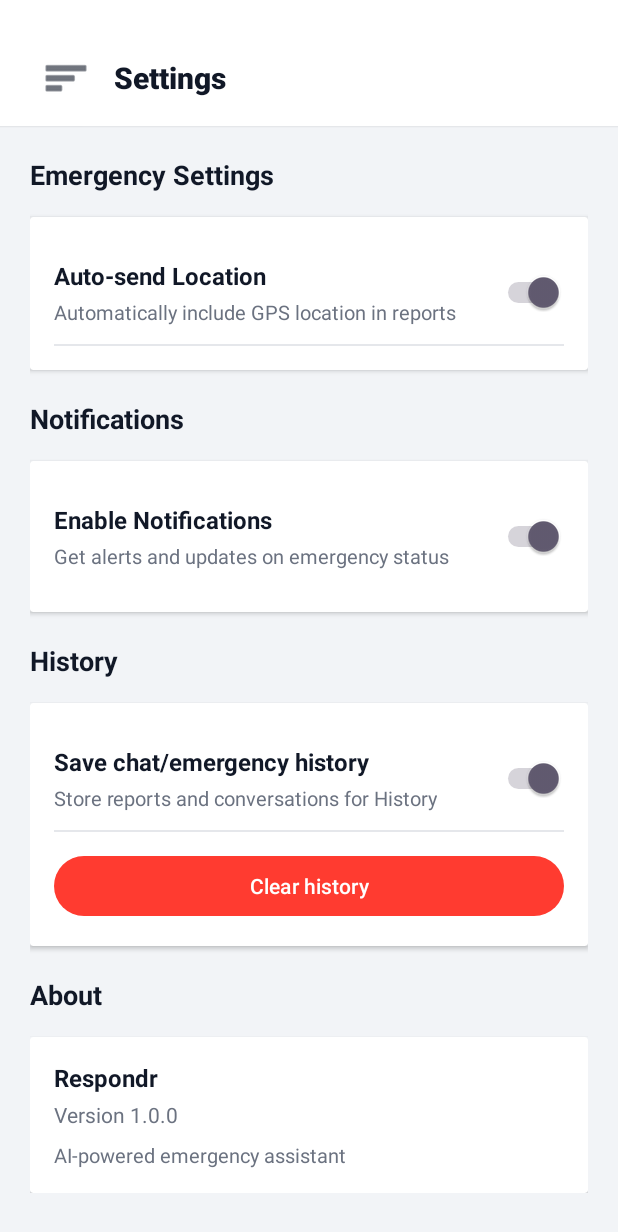
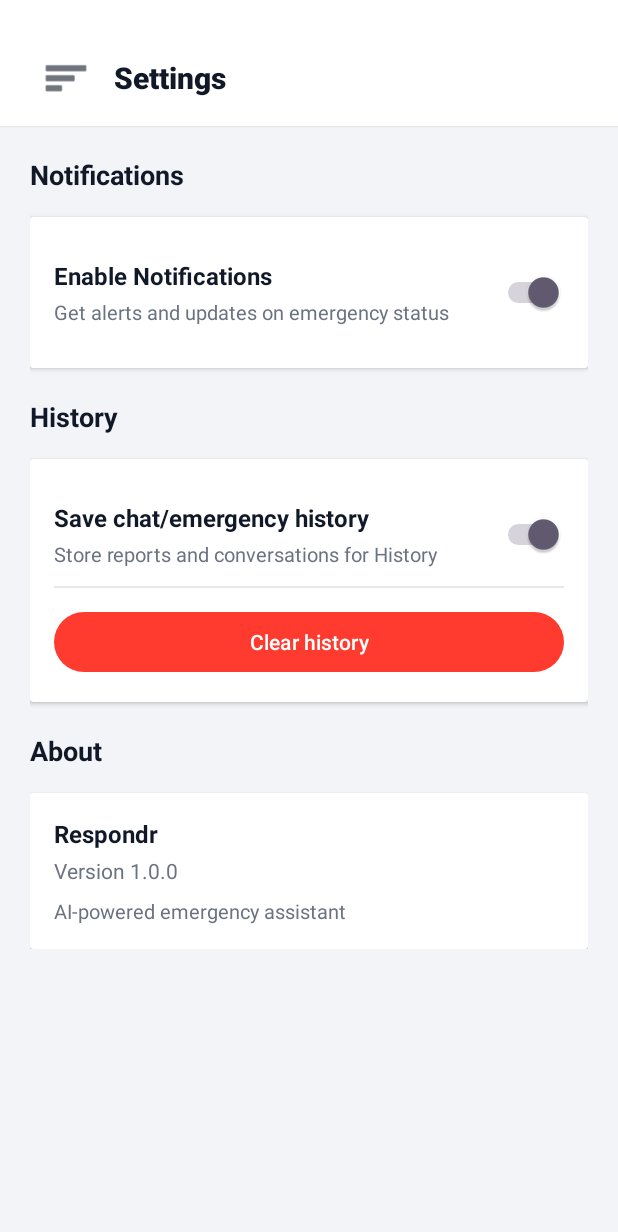
Before and after one commit to eduardodfran/Respondr, an Android app: the screen it shows after launch (MainActivity), in the side drawer, after a tap on "Settings", on a phone screen of 412 x 824 dp. Shown: the top 1232 px of the screen. Run offline under Robolectric (Android 15) with nearby library versions, the phone set to English and light mode, and no system bars; our stand-ins replace Firebase (no records; nobody signed in at launch, a user with empty details on screens opened directly); libraries missing offline, so code that uses them is left out: io.noties.markwon; 3 statements that could not run were skipped.

Commit message:
feat: Remove auto-send location feature and related settings from preferences and UI

```diff
--- a/app/src/main/java/com/example/respondr/AppPreferences.java
+++ b/app/src/main/java/com/example/respondr/AppPreferences.java
@@ -10,7 +10,6 @@ public final class AppPreferences {
     public static final String PREFS_NAME = "RespondrSettings";
 
     public static final String KEY_NOTIFICATIONS_ENABLED = "notifications_enabled";
-    public static final String KEY_AUTO_SEND_LOCATION = "auto_send_location";
     public static final String KEY_SAVE_HISTORY_ENABLED = "save_history_enabled";
 
     private static SharedPreferences prefs(Context context) {
@@ -21,10 +20,6 @@ public final class AppPreferences {
         return prefs(context).getBoolean(KEY_NOTIFICATIONS_ENABLED, true);
     }
 
-    public static boolean isAutoSendLocationEnabled(Context context) {
-        return prefs(context).getBoolean(KEY_AUTO_SEND_LOCATION, true);
-    }
-
     public static boolean isSaveHistoryEnabled(Context context) {
         return prefs(context).getBoolean(KEY_SAVE_HISTORY_ENABLED, true);
     }
@@ -33,10 +28,6 @@ public final class AppPreferences {
         prefs(context).edit().putBoolean(KEY_NOTIFICATIONS_ENABLED, enabled).apply();
     }
 
-    public static void setAutoSendLocationEnabled(Context context, boolean enabled) {
-        prefs(context).edit().putBoolean(KEY_AUTO_SEND_LOCATION, enabled).apply();
-    }
-
     public static void setSaveHistoryEnabled(Context context, boolean enabled) {
         prefs(context).edit().putBoolean(KEY_SAVE_HISTORY_ENABLED, enabled).apply();
     }
--- a/app/src/main/java/com/example/respondr/ChatFragment.java
+++ b/app/src/main/java/com/example/respondr/ChatFragment.java
@@ -117,9 +117,7 @@ public class ChatFragment extends Fragment {
 
         setupEmergencyButtons();
         setupInputActions();
-        if (AppPreferences.isAutoSendLocationEnabled(requireContext())) {
-            requestLocationPermissionAndFetch();
-        }
+        requestLocationPermissionAndFetch();
 
         return view;
     }
@@ -659,10 +657,6 @@ public class ChatFragment extends Fragment {
     }
 
     private void refreshLocationAndSave(String emergencyType, String description, String aiResponse) {
-        if (!AppPreferences.isAutoSendLocationEnabled(requireContext())) {
-            performSaveOrUpdate(emergencyType, description, aiResponse);
-            return;
-        }
         // Try to get fresh location before saving
         if (ContextCompat.checkSelfPermission(requireContext(),
                 Manifest.permission.ACCESS_FINE_LOCATION) == PackageManager.PERMISSION_GRANTED) {
@@ -705,26 +699,26 @@ public class ChatFragment extends Fragment {
         Log.d(TAG, "Address - Final used: " + finalAddress);
         Log.d(TAG, "Address - Status: " + addressStatus);
 
-        final boolean autoSendLocationEnabled = AppPreferences.isAutoSendLocationEnabled(requireContext());
-
-        // Use real GPS coordinates if available (only if setting enabled)
-        String latitude = (autoSendLocationEnabled && currentLocation != null)
+        // Use real GPS coordinates if available
+        String latitude = (currentLocation != null)
             ? String.format("%.6f", currentLocation.getLatitude())
             : "0.0";
 
-        String longitude = (autoSendLocationEnabled && currentLocation != null)
+        String longitude = (currentLocation != null)
             ? String.format("%.6f", currentLocation.getLongitude())
             : "0.0";
 
         Log.d(TAG, "Saving with coordinates - Lat: " + latitude + ", Lon: " + longitude + ", Has currentLocation: " + (currentLocation != null));
 
         String location;
-        if (!autoSendLocationEnabled) {
-            location = finalAddress.isEmpty() ? "Location not shared" : finalAddress;
+        if (!finalAddress.isEmpty() && currentLocation != null) {
+            location = finalAddress + " (" + latitude + "° N, " + longitude + "° E)";
+        } else if (!finalAddress.isEmpty()) {
+            location = finalAddress;
+        } else if (currentLocation != null) {
+            location = latitude + "° N, " + longitude + "° E (GPS only)";
         } else {
-            location = finalAddress.isEmpty()
-                ? latitude + "° N, " + longitude + "° E (GPS only - no address provided)"
-                : finalAddress + " (" + latitude + "° N, " + longitude + "° E)";
+            location = "Location unavailable";
         }
 
         // 1) Save to local history (personalized per-device)
--- a/app/src/main/java/com/example/respondr/SettingsFragment.java
+++ b/app/src/main/java/com/example/respondr/SettingsFragment.java
@@ -20,7 +20,6 @@ public class SettingsFragment extends Fragment {
     public static final String KEY_SAVE_HISTORY_ENABLED = AppPreferences.KEY_SAVE_HISTORY_ENABLED;
 
     private Switch switchNotifications;
-    private Switch switchAutoSend;
     private Switch switchSaveHistory;
     private Button btnClearHistory;
     private TextView tvAppVersion;
@@ -36,7 +35,6 @@ public class SettingsFragment extends Fragment {
 
         // Initialize views
         switchNotifications = view.findViewById(R.id.switchNotifications);
-        switchAutoSend = view.findViewById(R.id.switchAutoSend);
         switchSaveHistory = view.findViewById(R.id.switchSaveHistory);
         btnClearHistory = view.findViewById(R.id.btnClearHistory);
         tvAppVersion = view.findViewById(R.id.tvAppVersion);
@@ -55,7 +53,6 @@ public class SettingsFragment extends Fragment {
 
     private void loadSettings() {
         switchNotifications.setChecked(prefs.getBoolean(AppPreferences.KEY_NOTIFICATIONS_ENABLED, true));
-        switchAutoSend.setChecked(prefs.getBoolean(AppPreferences.KEY_AUTO_SEND_LOCATION, true));
         switchSaveHistory.setChecked(prefs.getBoolean(AppPreferences.KEY_SAVE_HISTORY_ENABLED, true));
     }
 
@@ -64,13 +61,6 @@ public class SettingsFragment extends Fragment {
             prefs.edit().putBoolean(AppPreferences.KEY_NOTIFICATIONS_ENABLED, isChecked).apply();
             Toast.makeText(requireContext(),
                 isChecked ? "Notifications enabled" : "Notifications disabled",
-                Toast.LENGTH_SHORT).show();
-        });
-
-        switchAutoSend.setOnCheckedChangeListener((buttonView, isChecked) -> {
-            prefs.edit().putBoolean(AppPreferences.KEY_AUTO_SEND_LOCATION, isChecked).apply();
-            Toast.makeText(requireContext(),
-                isChecked ? "Auto-send location enabled" : "Auto-send location disabled",
                 Toast.LENGTH_SHORT).show();
         });
 
--- a/app/src/main/res/layout/fragment_settings.xml
+++ b/app/src/main/res/layout/fragment_settings.xml
@@ -10,81 +10,6 @@
         android:layout_height="wrap_content"
         android:orientation="vertical"
         android:padding="20dp">
-
-        <!-- Emergency Settings Section -->
-        <TextView
-            android:layout_width="wrap_content"
-            android:layout_height="wrap_content"
-            android:text="Emergency Settings"
-            android:textSize="18sp"
-            android:textStyle="bold"
-            android:textColor="@color/text_primary"
-            android:layout_marginBottom="16dp" />
-
-        <androidx.cardview.widget.CardView
-            android:layout_width="match_parent"
-            android:layout_height="wrap_content"
-            android:layout_marginBottom="20dp"
-            android:backgroundTint="@color/surface_white"
-            android:elevation="2dp">
-
-            <LinearLayout
-                android:layout_width="match_parent"
-                android:layout_height="wrap_content"
-                android:orientation="vertical"
-                android:padding="16dp">
-
-                <!-- Auto-send Location -->
-                <LinearLayout
-                    android:layout_width="match_parent"
-                    android:layout_height="wrap_content"
-                    android:orientation="horizontal"
-                    android:gravity="center_vertical"
-                    android:paddingTop="12dp"
-                    android:paddingBottom="12dp">
-
-                    <LinearLayout
-                        android:layout_width="0dp"
-                        android:layout_height="wrap_content"
-                        android:layout_weight="1"
-                        android:orientation="vertical">
-
-                        <TextView
-                            android:layout_width="wrap_content"
-                            android:layout_height="wrap_content"
-                            android:text="Auto-send Location"
-                            android:textSize="16sp"
-                            android:textColor="@color/text_primary"
-                            android:textStyle="bold" />
-
-                        <TextView
-                            android:layout_width="wrap_content"
-                            android:layout_height="wrap_content"
-                            android:text="Automatically include GPS location in reports"
-                            android:textSize="13sp"
-                            android:textColor="@color/text_secondary"
-                            android:layout_marginTop="4dp" />
-
-                    </LinearLayout>
-
-                    <Switch
-                        android:id="@+id/switchAutoSend"
-                        android:layout_width="wrap_content"
-                        android:layout_height="wrap_content"
-                        android:checked="true" />
-
-                </LinearLayout>
-
-                <View
-                    android:layout_width="match_parent"
-                    android:layout_height="1dp"
-                    android:background="#E5E7EB" />
-
-                <!-- (removed) Location Tracking toggle - redundant with Auto-send Location -->
-
-            </LinearLayout>
-
-        </androidx.cardview.widget.CardView>
 
         <!-- Notification Settings Section -->
         <TextView
```
Also changed, not shown: 1 other file.
